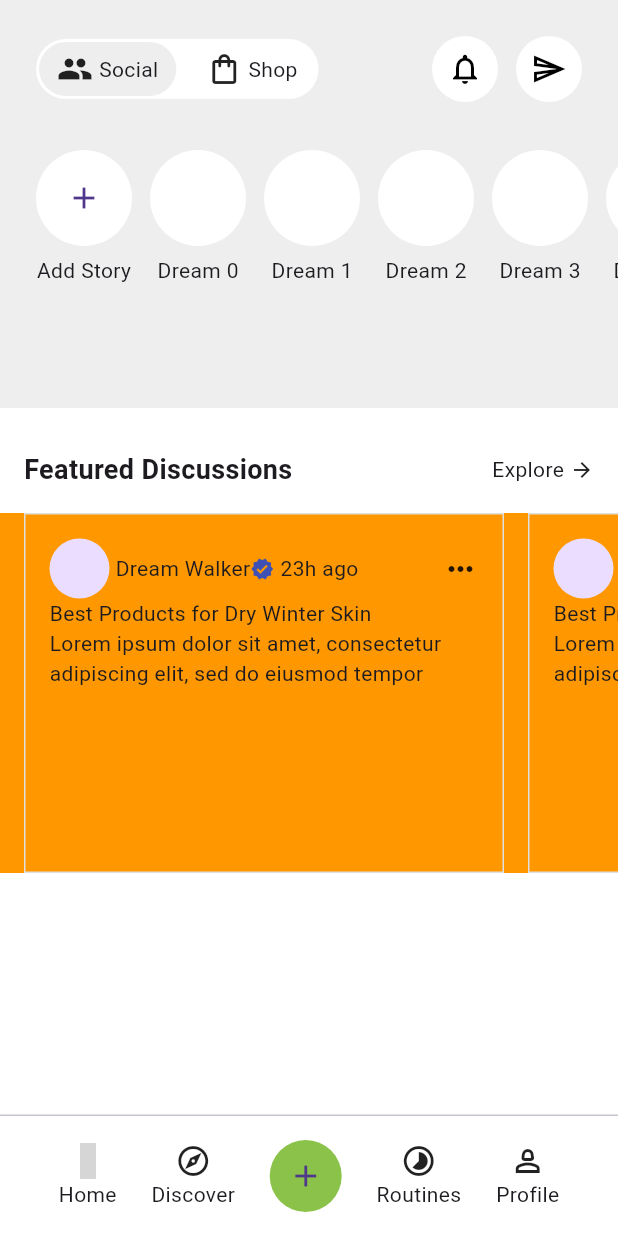
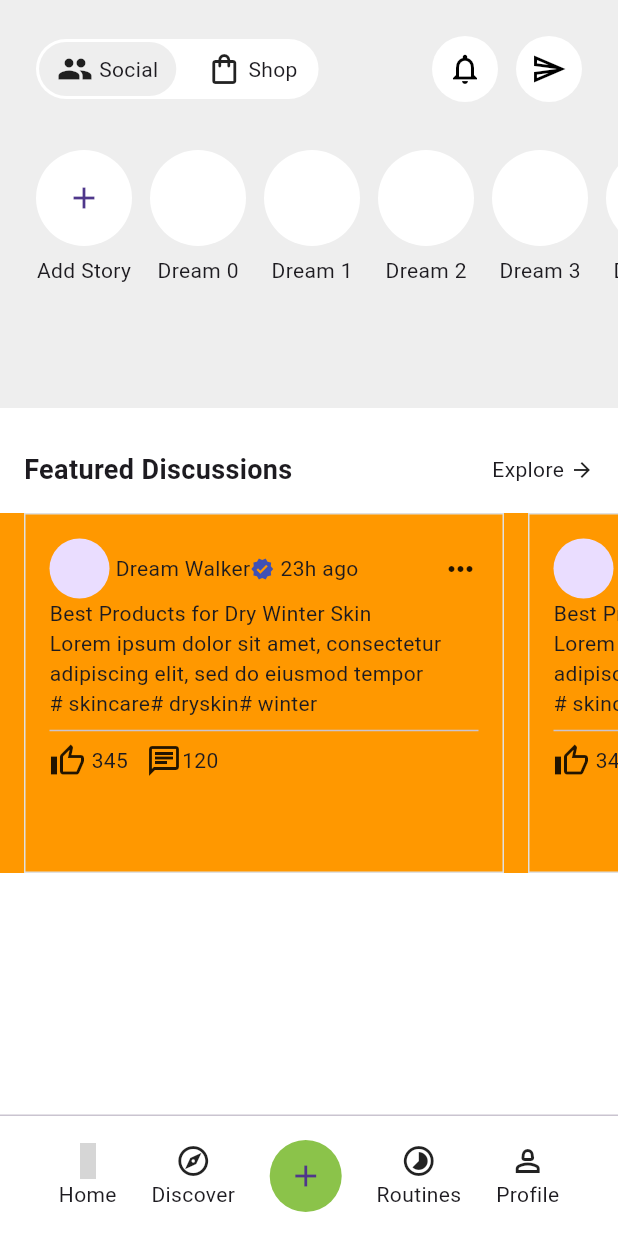
Before and after one commit to JAICHANGPARK/flutter_notebook_chapter_41, a Flutter app: the BeautyMainPage screen opened directly, on a phone screen of 412 x 824 dp. Run offline on Flutter 3.47's test engine with Material 3 defaults, Android fonts, the phone set to English and light mode, and no system bars; our stand-ins replace gap, go_router, hugeicons; missing offline and left inert: ticket_widget; grey boxes are pictures that could not be loaded.

Commit message:
Update beauty_home_widget.dart

```diff
--- a/lib/ep2090_beauty_app/view/beauty_home_widget.dart
+++ b/lib/ep2090_beauty_app/view/beauty_home_widget.dart
@@ -211,6 +211,24 @@ class _BeautyHomeWidgetState extends State<BeautyHomeWidget> {
                                 Text(
                                   "Lorem ipsum dolor sit amet, consectetur adipiscing elit, sed do eiusmod tempor incididunt ut labore et dolore magna aliqua. Ut enim ad minim veniam, quis nostrud exercitation ullamco laboris nisi ut aliquip ex ea commodo consequat. ",
                                   maxLines: 2,
+                                ),
+                                Row(
+                                  children: [
+                                    Text("# skincare"),
+                                    Text("# dryskin"),
+                                    Text("# winter"),
+                                  ],
+                                ),
+                                Divider(),
+                                Row(
+                                  children: [
+                                    Icon(Icons.thumb_up_alt_outlined),
+                                    Gap(4),
+                                    Text("345"),
+                                    Gap(12),
+                                    Icon(Icons.chat_outlined),
+                                    Text("120"),
+                                  ],
                                 )
                               ],
                             ),
```
